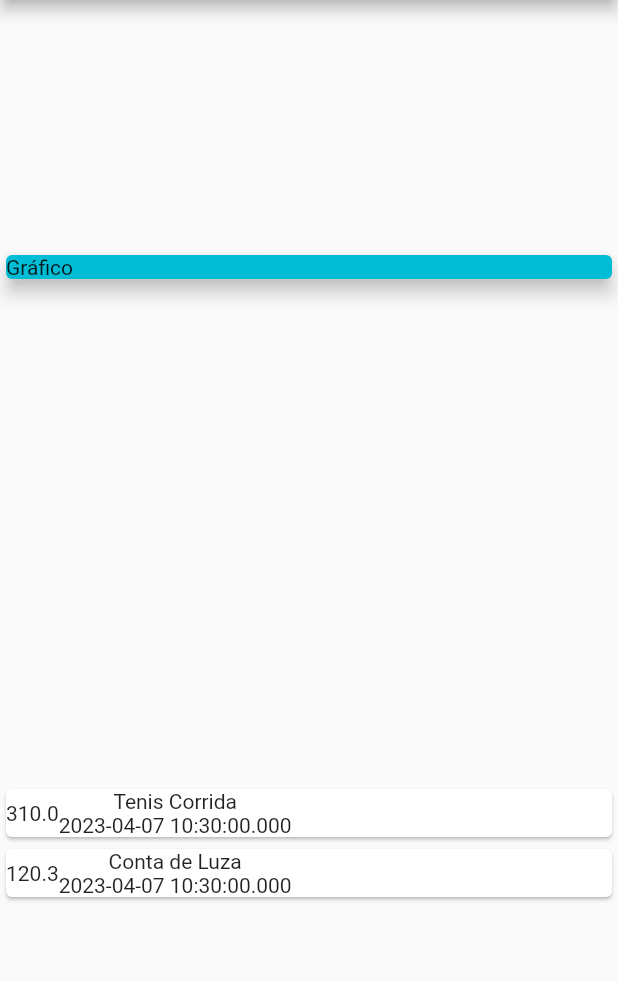
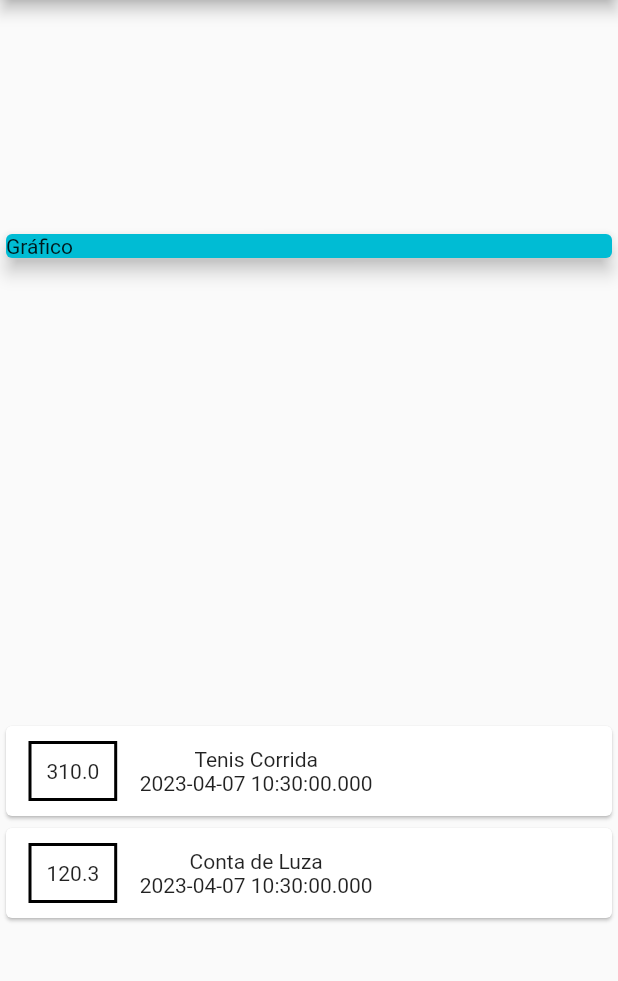
Before and after one commit to 9reis/despesas_pessoais__flutter, a Flutter app: the screen it shows after launch, on a phone screen of 412 x 824 dp, the part 84-1065 px from its top. Run offline on Flutter 3.47's test engine with Material 2 defaults, Android fonts, the phone set to English and light mode, and no system bars.

Commit message:
Aplicando estilo no Container

```diff
--- a/lib/main.dart
+++ b/lib/main.dart
@@ -59,9 +59,18 @@ class MyHomePage extends StatelessWidget {
                       child: Row(
                     children: [
                       Container(
-                        child: Text(
-                          tr.value.toString(),
+                        padding: EdgeInsets.all(10),
+                        decoration: BoxDecoration(
+                          border: Border.all(
+                            color: Colors.black,
+                            width: 2,
+                          ),
                         ),
+                        margin: EdgeInsets.symmetric(
+                          horizontal: 15,
+                          vertical: 10,
+                        ),
+                        child: Text(tr.value.toString()),
                       ),
                       Column(
                         children: [
```
